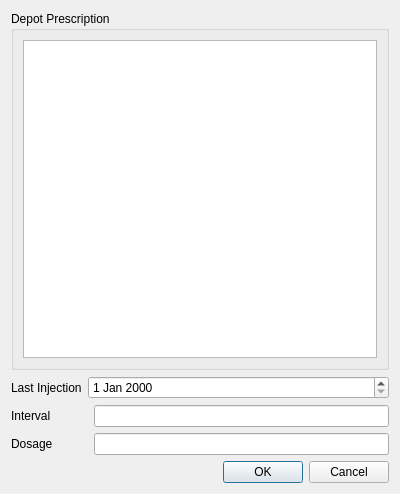
Before: the Qt Designer form depotdrugdialog.ui in johanneslochmann/datacollector, drawn with Qt 5.
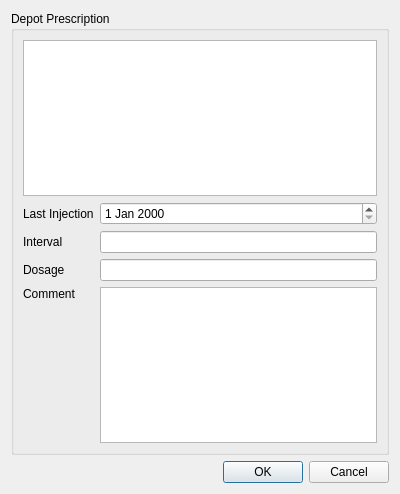
After: the same form once the commit is applied.

Commit message: added comment field

```diff
--- a/depotdrugdialog.ui
+++ b/depotdrugdialog.ui
@@ -13,19 +13,16 @@
   <property name="windowTitle">
    <string>Dialog</string>
   </property>
-  <layout class="QVBoxLayout" name="verticalLayout">
+  <layout class="QVBoxLayout" name="verticalLayout_3">
    <item>
     <widget class="QGroupBox" name="groupBox">
      <property name="title">
       <string>Depot Prescription</string>
      </property>
-     <layout class="QHBoxLayout" name="horizontalLayout">
+     <layout class="QVBoxLayout" name="verticalLayout_2">
       <item>
        <widget class="QTableView" name="m_data"/>
       </item>
-     </layout>
-    </widget>
-   </item>
    <item>
     <layout class="QGridLayout" name="gridLayout">
      <item row="0" column="0">
@@ -35,30 +32,64 @@
        </property>
       </widget>
      </item>
-     <item row="0" column="1" colspan="2">
+        <item row="0" column="1">
       <widget class="QDateEdit" name="lastInjection"/>
      </item>
-     <item row="1" column="0" colspan="2">
+        <item row="1" column="0">
       <widget class="QLabel" name="label_2">
        <property name="text">
         <string>Interval</string>
        </property>
       </widget>
      </item>
-     <item row="1" column="2">
+        <item row="1" column="1">
       <widget class="QLineEdit" name="dosage"/>
      </item>
-     <item row="2" column="0" colspan="2">
+        <item row="2" column="0">
       <widget class="QLabel" name="label_3">
        <property name="text">
         <string>Dosage</string>
        </property>
       </widget>
      </item>
-     <item row="2" column="2">
+        <item row="2" column="1">
       <widget class="QLineEdit" name="interval"/>
      </item>
-    </layout>
+        <item row="3" column="0">
+         <layout class="QVBoxLayout" name="verticalLayout">
+          <item>
+           <widget class="QLabel" name="label_4">
+            <property name="text">
+             <string>Comment</string>
+            </property>
+           </widget>
+          </item>
+          <item>
+           <spacer name="verticalSpacer">
+            <property name="orientation">
+             <enum>Qt::Vertical</enum>
+            </property>
+            <property name="sizeHint" stdset="0">
+             <size>
+              <width>20</width>
+              <height>40</height>
+             </size>
+            </property>
+           </spacer>
+          </item>
+         </layout>
+        </item>
+        <item row="3" column="1">
+         <widget class="QTextEdit" name="comment"/>
+        </item>
+       </layout>
+      </item>
+     </layout>
+     <zorder>m_data</zorder>
+     <zorder></zorder>
+     <zorder>comment</zorder>
+     <zorder></zorder>
+    </widget>
    </item>
    <item>
     <widget class="QDialogButtonBox" name="buttonBox">
```
Left out of the diff: 6 changed lines with no effect on the pictures. Lines whose indentation alone changed are shown as unchanged. The commit also changes 5 other files.
